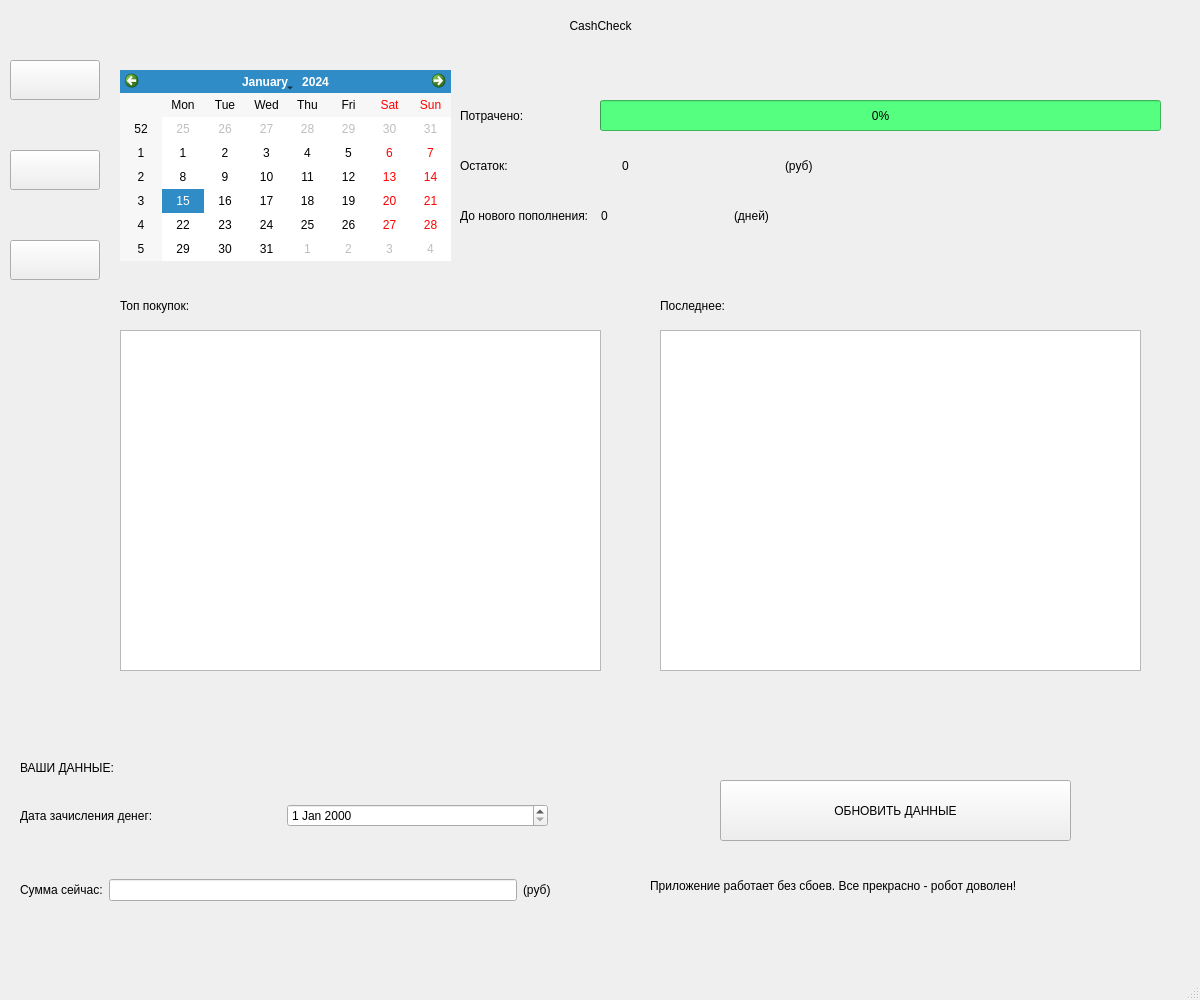
Before: the Qt Designer form home.ui in ArtSN7/project-pqt5, drawn with Qt 5.
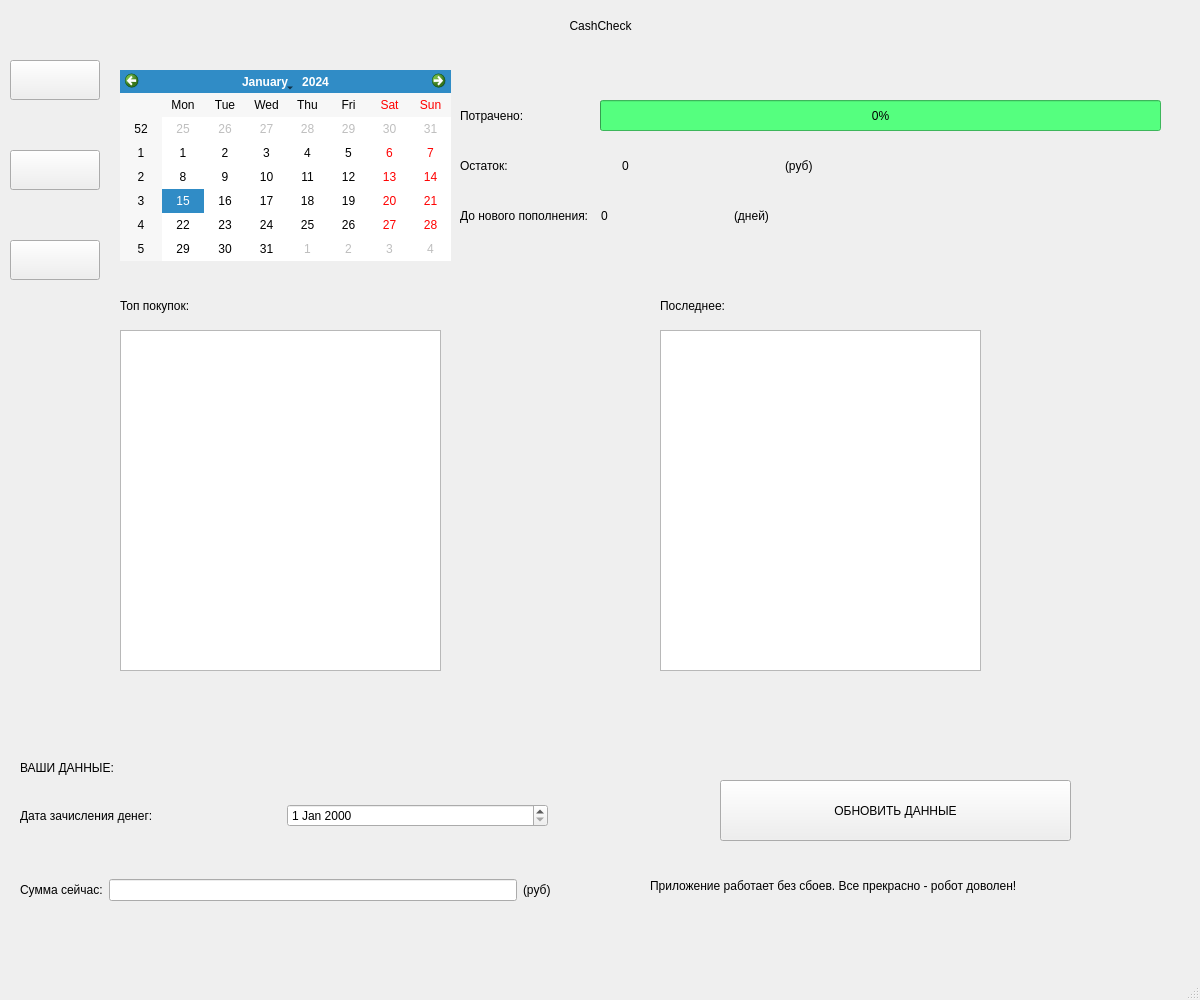
After: the same form once the commit is applied. Icons and pictures are not drawn.

Diff of the .ui file:
```diff
--- a/home.ui
+++ b/home.ui
@@ -219,7 +219,7 @@
       <rect>
        <x>10</x>
        <y>270</y>
-       <width>481</width>
+       <width>321</width>
        <height>341</height>
       </rect>
      </property>
@@ -229,7 +229,7 @@
       <rect>
        <x>550</x>
        <y>270</y>
-       <width>481</width>
+       <width>321</width>
        <height>341</height>
       </rect>
      </property>
```
